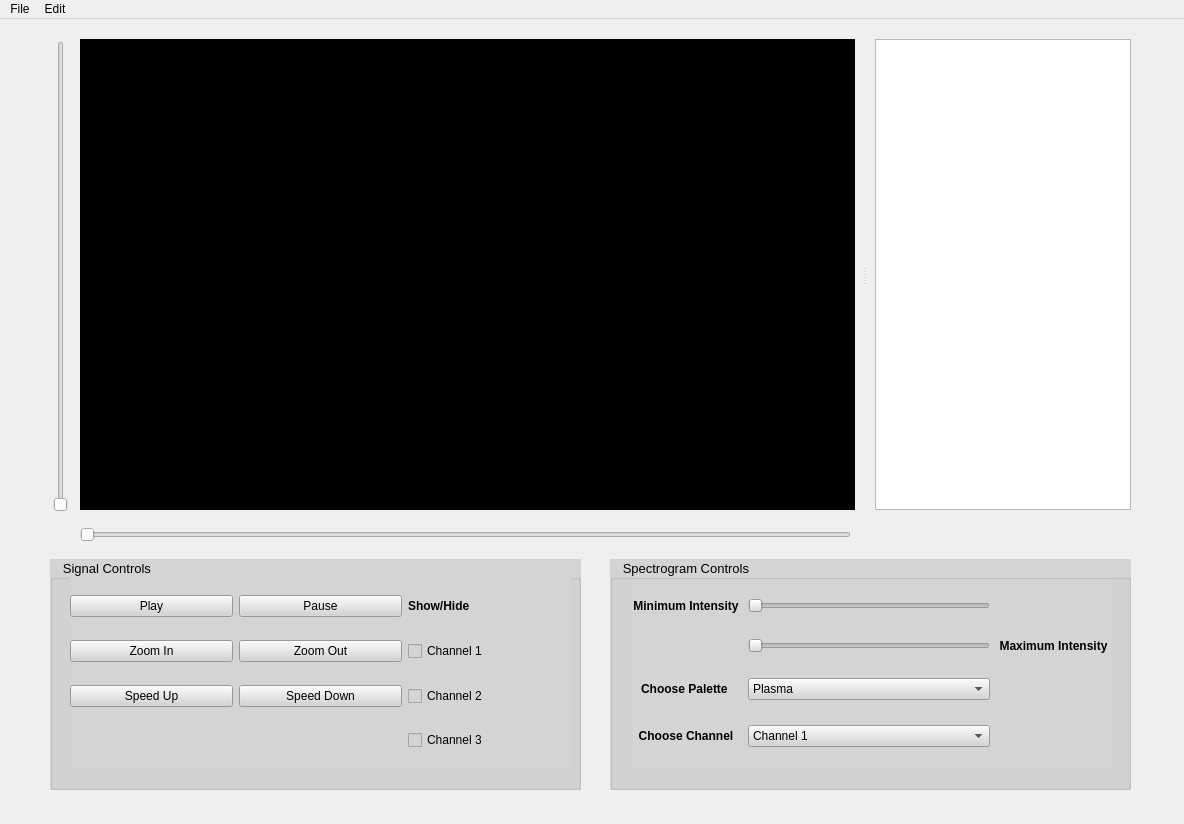
The window that gui.ui (SandraAdel/ICU-Real-Time-Multi-Channel-Monitor) describes before a commit, drawn with Qt 5.
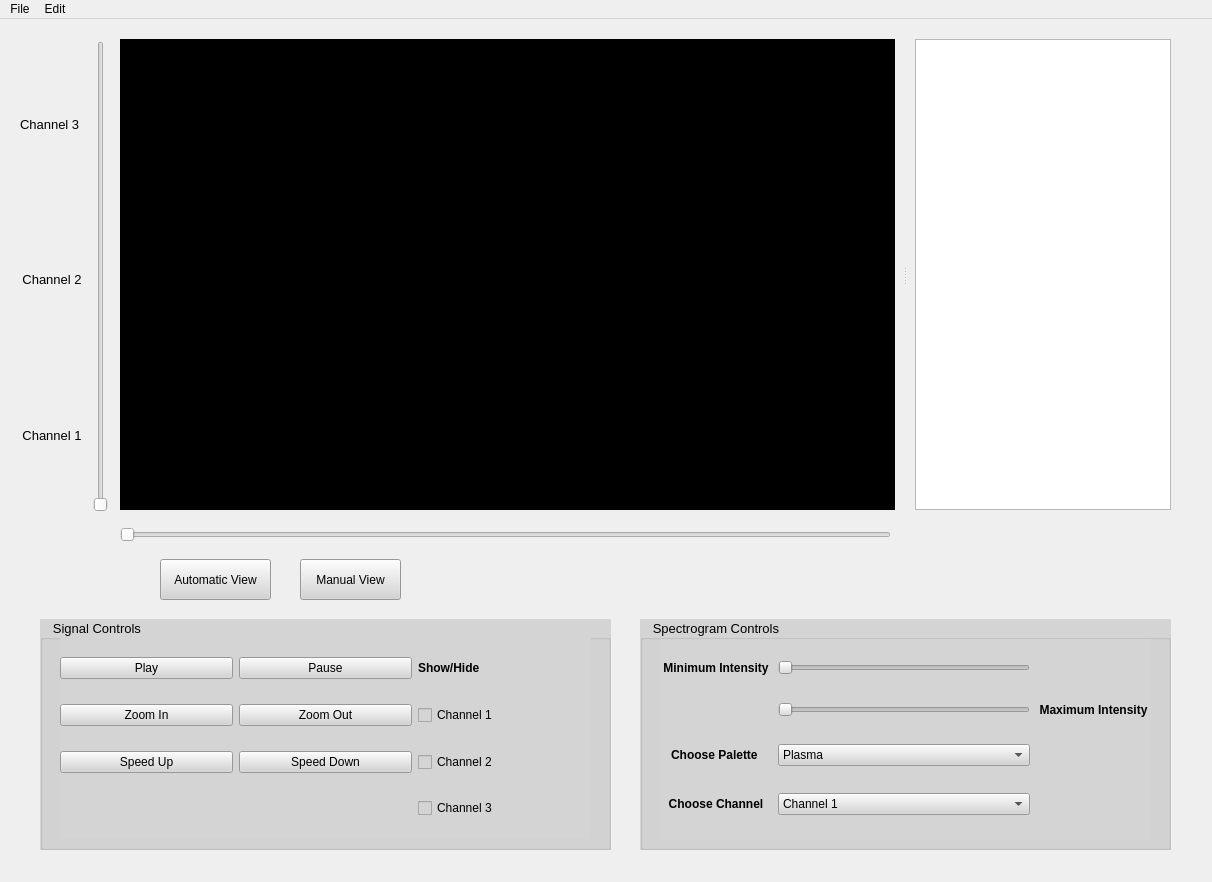
The same window after the commit.

What changed in the file:
```diff
--- a/gui.ui
+++ b/gui.ui
@@ -6,8 +6,8 @@
    <rect>
     <x>0</x>
     <y>0</y>
-    <width>1184</width>
-    <height>824</height>
+    <width>1212</width>
+    <height>882</height>
    </rect>
   </property>
   <property name="windowTitle">
@@ -20,9 +20,9 @@
    <widget class="QGroupBox" name="signalControlsGroupBox">
     <property name="geometry">
      <rect>
-      <x>50</x>
-      <y>540</y>
-      <width>531</width>
+      <x>40</x>
+      <y>600</y>
+      <width>571</width>
       <height>231</height>
      </rect>
     </property>
@@ -42,8 +42,8 @@
       <rect>
        <x>20</x>
        <y>19</y>
-       <width>501</width>
-       <height>191</height>
+       <width>531</width>
+       <height>201</height>
       </rect>
      </property>
      <layout class="QGridLayout" name="signalControlsGridLayout">
@@ -135,9 +135,9 @@
    <widget class="QGroupBox" name="spectrogramControlsGroupBox">
     <property name="geometry">
      <rect>
-      <x>610</x>
-      <y>540</y>
-      <width>521</width>
+      <x>640</x>
+      <y>600</y>
+      <width>531</width>
       <height>231</height>
      </rect>
     </property>
@@ -157,8 +157,8 @@
       <rect>
        <x>20</x>
        <y>20</y>
-       <width>481</width>
-       <height>191</height>
+       <width>491</width>
+       <height>201</height>
       </rect>
      </property>
      <layout class="QGridLayout" name="spectrogramControlsGridLayout">
@@ -303,7 +303,7 @@
    <widget class="QSplitter" name="splitter">
     <property name="geometry">
      <rect>
-      <x>80</x>
+      <x>120</x>
       <y>20</y>
       <width>1051</width>
       <height>471</height>
@@ -334,7 +334,7 @@
    <widget class="QSlider" name="signalScrollVerticalSlider">
     <property name="geometry">
      <rect>
-      <x>50</x>
+      <x>90</x>
       <y>22</y>
       <width>22</width>
       <height>471</height>
@@ -347,7 +347,7 @@
    <widget class="QSlider" name="signalScrollHorizontalSlider">
     <property name="geometry">
      <rect>
-      <x>80</x>
+      <x>120</x>
       <y>500</y>
       <width>771</width>
       <height>31</height>
@@ -357,13 +357,121 @@
      <enum>Qt::Horizontal</enum>
     </property>
    </widget>
+   <widget class="QPushButton" name="manualViewButton">
+    <property name="geometry">
+     <rect>
+      <x>300</x>
+      <y>540</y>
+      <width>101</width>
+      <height>41</height>
+     </rect>
+    </property>
+    <property name="font">
+     <font>
+      <pointsize>9</pointsize>
+     </font>
+    </property>
+    <property name="styleSheet">
+     <string notr="true">background-color: rgb(212, 212, 212);</string>
+    </property>
+    <property name="text">
+     <string>Manual View</string>
+    </property>
+   </widget>
+   <widget class="QPushButton" name="automaticViewButton">
+    <property name="geometry">
+     <rect>
+      <x>160</x>
+      <y>540</y>
+      <width>111</width>
+      <height>41</height>
+     </rect>
+    </property>
+    <property name="font">
+     <font>
+      <pointsize>9</pointsize>
+     </font>
+    </property>
+    <property name="styleSheet">
+     <string notr="true">background-color: rgb(212, 212, 212);</string>
+    </property>
+    <property name="text">
+     <string>Automatic View</string>
+    </property>
+   </widget>
+   <widget class="QWidget" name="">
+    <property name="geometry">
+     <rect>
+      <x>20</x>
+      <y>30</y>
+      <width>64</width>
+      <height>461</height>
+     </rect>
+    </property>
+    <layout class="QVBoxLayout" name="channelLabelsVerticalLayout">
+     <item>
+      <widget class="QLabel" name="channel3Label">
+       <property name="font">
+        <font>
+         <pointsize>10</pointsize>
+        </font>
+       </property>
+       <property name="text">
+        <string>Channel 3</string>
+       </property>
+       <property name="scaledContents">
+        <bool>true</bool>
+       </property>
+       <property name="alignment">
+        <set>Qt::AlignLeading|Qt::AlignLeft|Qt::AlignVCenter</set>
+       </property>
+      </widget>
+     </item>
+     <item>
+      <widget class="QLabel" name="channel2Label">
+       <property name="font">
+        <font>
+         <pointsize>10</pointsize>
+        </font>
+       </property>
+       <property name="text">
+        <string>Channel 2</string>
+       </property>
+       <property name="scaledContents">
+        <bool>true</bool>
+       </property>
+       <property name="alignment">
+        <set>Qt::AlignCenter</set>
+       </property>
+      </widget>
+     </item>
+     <item>
+      <widget class="QLabel" name="channel1Label">
+       <property name="font">
+        <font>
+         <pointsize>10</pointsize>
+        </font>
+       </property>
+       <property name="text">
+        <string>Channel 1</string>
+       </property>
+       <property name="scaledContents">
+        <bool>true</bool>
+       </property>
+       <property name="alignment">
+        <set>Qt::AlignCenter</set>
+       </property>
+      </widget>
+     </item>
+    </layout>
+   </widget>
   </widget>
   <widget class="QMenuBar" name="menuBar">
    <property name="geometry">
     <rect>
      <x>0</x>
      <y>0</y>
-     <width>1184</width>
+     <width>1212</width>
      <height>21</height>
     </rect>
    </property>
```
Left out of the diff: 2 changed lines with no effect on the pictures.
